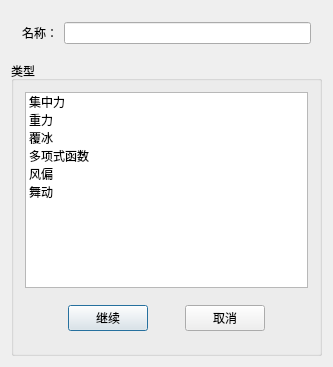
Shixuku/Tower-Visual, file TW/Creat_Loads.ui: the form before one commit.
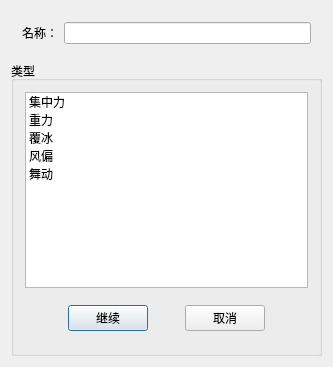
The form after the commit.

Diff of the .ui file:
```diff
--- a/TW/Creat_Loads.ui
+++ b/TW/Creat_Loads.ui
@@ -53,11 +53,6 @@
           <string>覆冰</string>
          </property>
         </item>
-        <item>
-         <property name="text">
-          <string>多项式函数</string>
-         </property>
-        </item>
         <item>
          <property name="text">
           <string>风偏</string>
```
